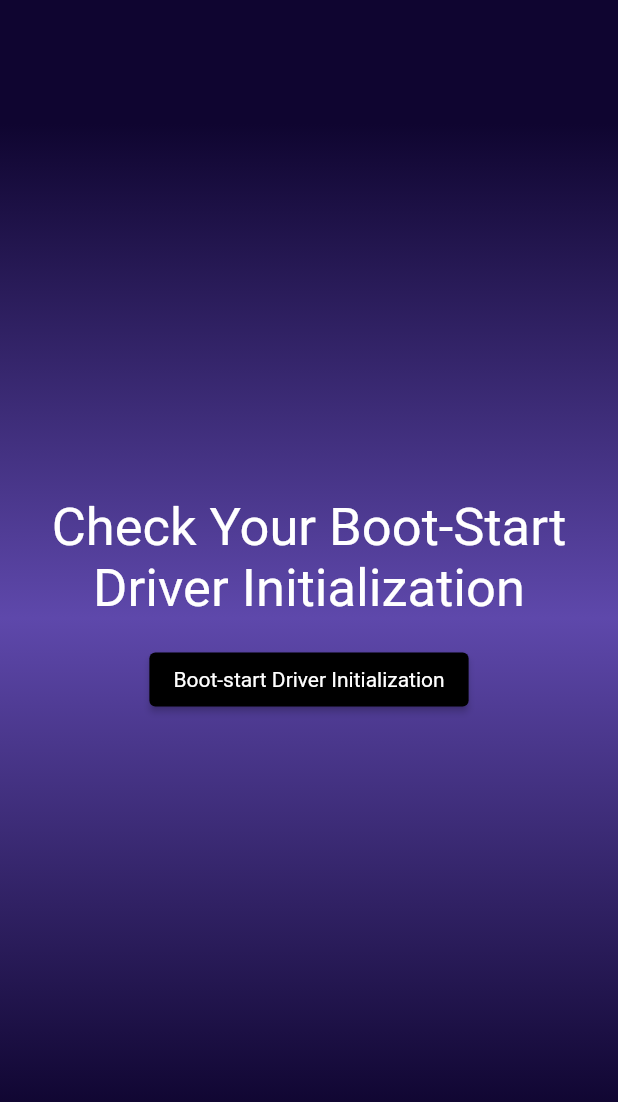
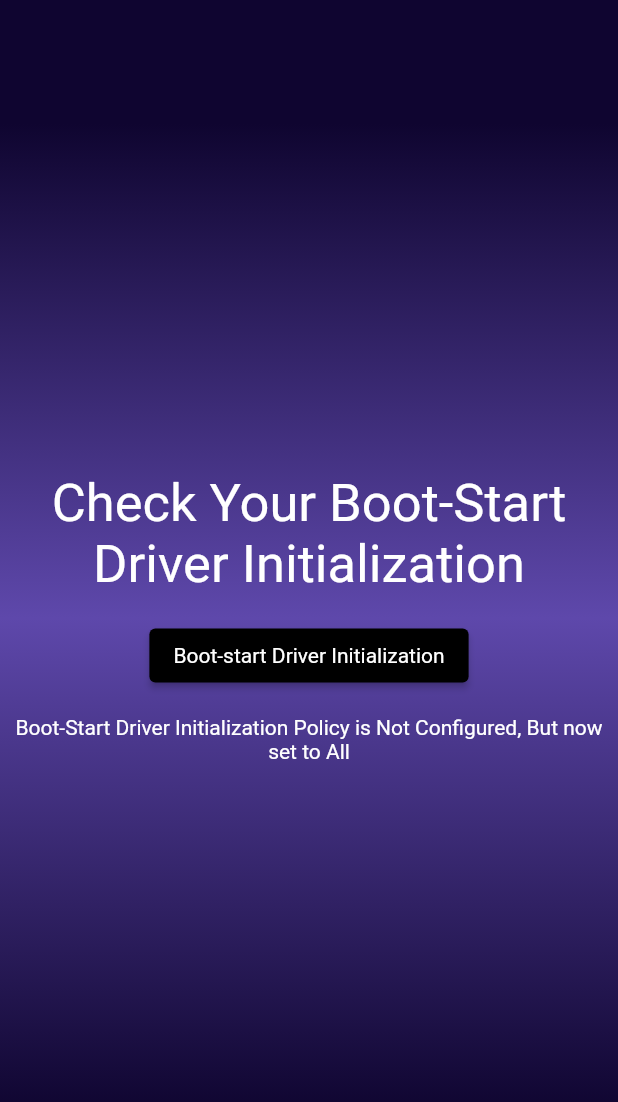
Before and after one commit to anthonyfranco0123/SecurityApplicationProject, a Flutter app: the RequirementFiveWidget screen opened directly, after a tap on "Boot-start Driver Initialization", on a phone screen of 412 x 824 dp. Shown: the top 1102 px of the screen. Run offline on Flutter 3.47's test engine with Material 2 defaults, Android fonts, the phone set to English and light mode, and no system bars; our stand-ins replace badges, flutter_svg; missing offline and left inert: process_run, shell, win32_registry.

Commit message:
Boot-start driver initialization done

```diff
--- a/lib/RegistryAccess.dart
+++ b/lib/RegistryAccess.dart
@@ -3,7 +3,7 @@
 // import 'package:system_info2/system_info2.dart';
 // import 'dart:developer';
 import 'package:win32_registry/win32_registry.dart';
-// import 'package:process_run/shell.dart' as PRS;
+import 'package:process_run/shell.dart' as PRS;
 
 class RegistryAccess {
   //  static  getFirewallStates()  {
@@ -66,7 +66,8 @@ class RegistryAccess {
   //  ''');
   //  }
 
-   static int getBootStartDriverPolicy() {
+   static Future<int> getBootStartDriverPolicy() async {
+     try {
        final key1 = Registry.openPath(RegistryHive.localMachine,
            path: r'SYSTEM\CurrentControlSet\Policies\EarlyLaunch');
 
@@ -76,5 +77,19 @@ class RegistryAccess {
          return bootStart;
        }
        return 0;
+     } catch (e){
+       //final key2 = Registry.openPath(RegistryHive.localMachine,
+          // path: r'SYSTEM\CurrentControlSet\Policies\');
+       print("In here");
+       var shell = PRS.Shell();
+           await shell.run('''
+
+       reg add HKEY_LOCAL_MACHINE\\SYSTEM\\CurrentControlSet\\Policies\\EarlyLaunch /v DriverLoadPolicy /t Reg_Dword /d 8
+
+         ''');
+           return -1;
+     }
+
+     return 0;
    }
 }
--- a/lib/securityrequirements/firewall_states_requirement.dart
+++ b/lib/securityrequirements/firewall_states_requirement.dart
@@ -1,6 +1,6 @@
 import 'package:flutter/material.dart';
 import 'package:flutter_security_application/securityrequirements/firewall/firewall_access.dart';
-import 'package:flutter_security_application/securityrequirements/firewall/firewall_state_changer.dart';
+//import 'package:flutter_security_application/securityrequirements/firewall/firewall_state_changer.dart';
 
 class RequirementTenWidget extends StatefulWidget {
   const RequirementTenWidget({
@@ -103,18 +103,18 @@ class _RequirementTenWidgetState extends State<RequirementTenWidget> {
   }
 
   Future<void> turningOnAllFirewallStates() async {
-    await FirewallStateChanger().allFirewallStatesOn();
+    //await FirewallStateChanger().allFirewallStatesOn();
   }
 
   Future<void> settingCurrentFirewallStates() async {
-    await FirewallStateChanger().allFirewallStatesOn();
+    //await FirewallStateChanger().allFirewallStatesOn();
   }
 
   void setCurrentFirewallStates() {
     setState(() {
       // FirewallStateChanger().allFirewallStatesOn();
       print(currentFirewallStates);
-      FirewallStateChanger().allFirewallStatesOn();
+      //FirewallStateChanger().allFirewallStatesOn();
       settingCurrentFirewallStates();
       // currentFirewallStates = FirewallAccess().getFirewallStates();
       print(currentFirewallStates);
--- a/lib/securityrequirements/requirement_five.dart
+++ b/lib/securityrequirements/requirement_five.dart
@@ -16,7 +16,7 @@ class RequirementFiveWidgetState extends State<RequirementFiveWidget>{
   void initState() {
     super.initState();
   }
-int bootStart = -1;
+int bootStart = -2;
   @override
   Widget build(BuildContext context) {
     return Scaffold(
@@ -56,13 +56,22 @@ int bootStart = -1;
                 ),
               ),
               child: const Text('Boot-start Driver Initialization'),
-              onPressed: () {
-                setState(() {
-                  bootStart = RegistryAccess.getBootStartDriverPolicy();
+              onPressed: () async {
+                bootStart = await RegistryAccess.getBootStartDriverPolicy();
+                setState(()  {
+
                 });
               },
             ),
             const Padding(padding: EdgeInsets.all(8.0)),
+            if (bootStart == -1)
+              const Text(
+                'Boot-Start Driver Initialization Policy is Not Configured, But now set to All',
+                style: TextStyle(
+                  color: Colors.white,
+                ),
+                textAlign: TextAlign.center,
+              ),
             if (bootStart == 0)
               const Text(
                 'Boot-Start Driver Initialization Policy is Not Configured',
```
Lines whose indentation alone changed are shown as unchanged.
